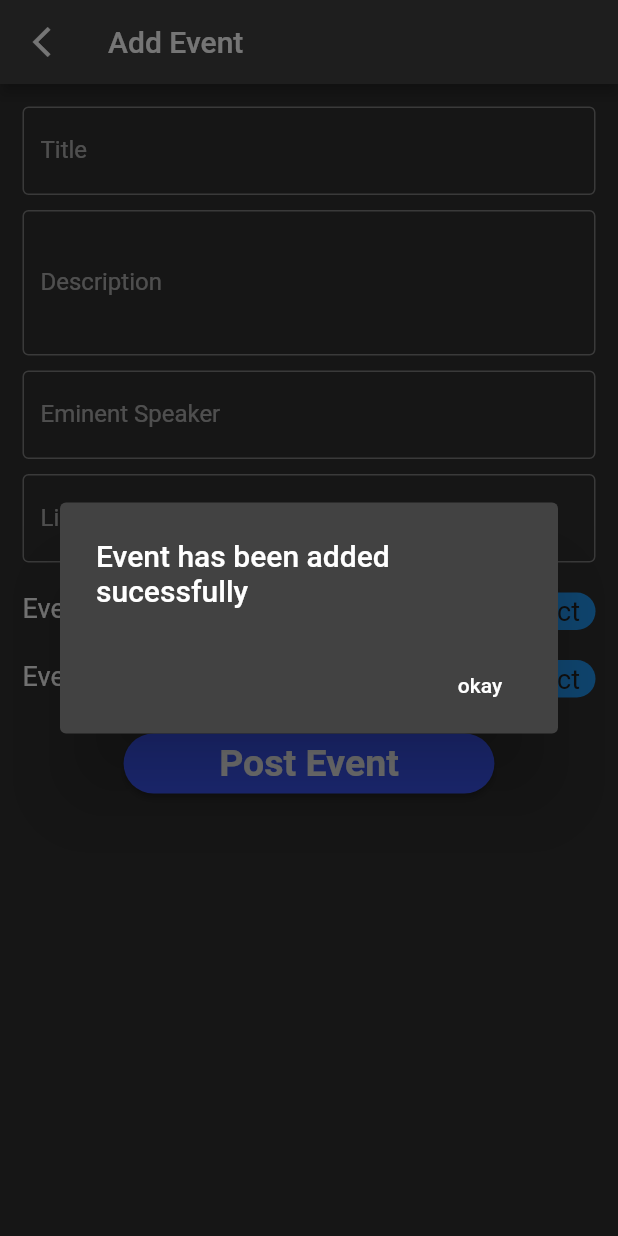
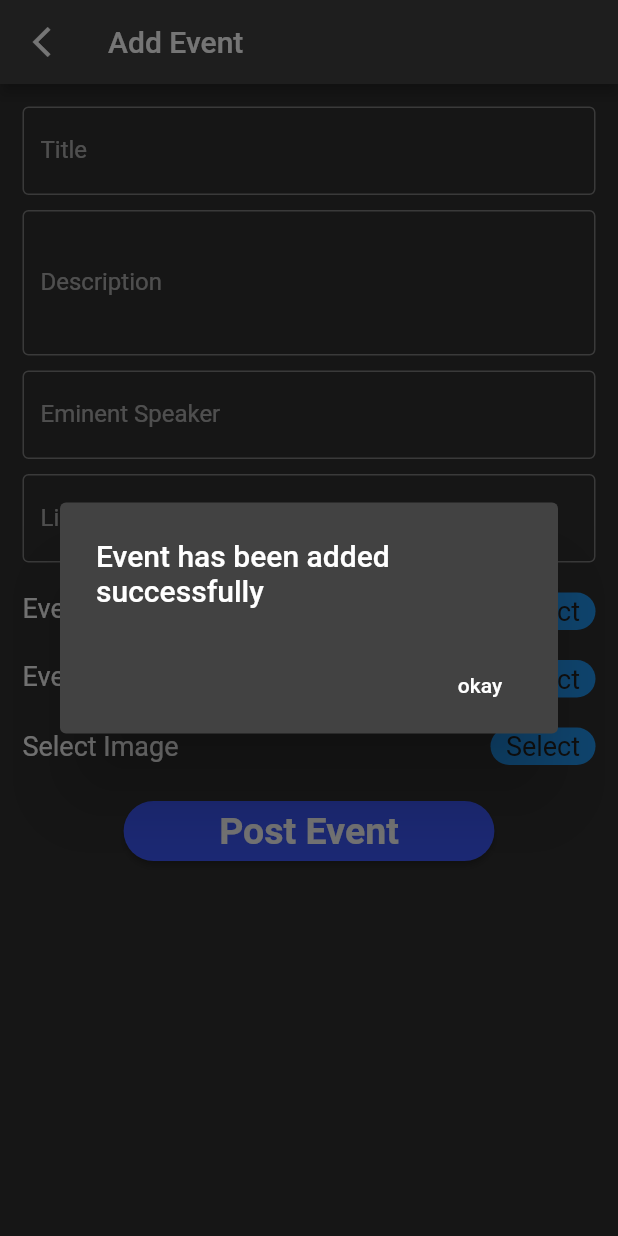
Before and after one commit to RohanDoshi21/Networking_Flutter, a Flutter app: the EventPost_Admin screen opened directly, after a tap on "Post Event", on a phone screen of 412 x 824 dp. Run offline on Flutter 3.47's test engine with Material 2 defaults, Android fonts, the phone set to English and light mode, and no system bars; our stand-ins replace cached_network_image, cloud_firestore, firebase_auth, firebase_core, firebase_storage, google_sign_in and 1 more; missing offline and left inert: firebase_auth_oauth; accounts and stored records are empty.

Commit message:
added image support in events!

```diff
--- a/lib/screens/AdminPages/AdminHomeScreen.dart
+++ b/lib/screens/AdminPages/AdminHomeScreen.dart
@@ -1,5 +1,5 @@
 import 'package:flutter/material.dart';
-import 'package:mycollegenetwork/screens/MoreScreens/eventPostForm.dart';
+import 'package:mycollegenetwork/screens/AdminPages/eventPostForm.dart';
 
 class AdminHome extends StatelessWidget {
   const AdminHome({Key? key}) : super(key: key);
--- a/lib/screens/MoreScreens/eventPostForm.dart
+++ b/lib/screens/AdminPages/eventPostForm.dart
@@ -1,6 +1,9 @@
+import 'dart:io';
 import 'package:cloud_firestore/cloud_firestore.dart';
 import 'package:flutter/material.dart';
 import 'package:intl/intl.dart';
+import 'package:image_picker/image_picker.dart';
+import 'package:firebase_storage/firebase_storage.dart' as firebase_storage;
 
 // ignore: camel_case_types
 class EventPost_Admin extends StatefulWidget {
@@ -12,6 +15,21 @@ class EventPost_Admin extends StatefulWidget {
 
 // ignore: camel_case_types
 class _EventPost_AdminState extends State<EventPost_Admin> {
+  late File _pickedImage;
+  var isPicked = false;
+  void _pickImage() async {
+    ImagePicker imagePicker = new ImagePicker();
+    final pickedImageFile = await imagePicker.pickImage(
+      source: ImageSource.gallery,
+      imageQuality: 85,
+      maxWidth: 800,
+    );
+    setState(() {
+      _pickedImage = File(pickedImageFile!.path);
+      isPicked = true;
+    });
+  }
+
   TextEditingController titleController = TextEditingController();
   String title = '';
   TextEditingController descriptionController = TextEditingController();
@@ -20,6 +38,8 @@ class _EventPost_AdminState extends State<EventPost_Admin> {
   String eminentSpeaker = '';
   TextEditingController linkController = TextEditingController();
   String link = '';
+
+  String imageUrl = '';
 
   DateTime eventDate = DateTime.now();
   TimeOfDay time = TimeOfDay.now();
@@ -228,12 +248,75 @@ class _EventPost_AdminState extends State<EventPost_Admin> {
                 SizedBox(
                   height: 20,
                 ),
+                Container(
+                  child: Column(
+                    children: [
+                      Row(children: [
+                        Text(
+                          "Select Image",
+                          style: TextStyle(
+                            fontSize: 18,
+                            fontWeight: FontWeight.w400,
+                          ),
+                        ),
+                        Spacer(flex: 2),
+                        GestureDetector(
+                          onTap: () {
+                            _pickImage();
+                            FocusScope.of(context).unfocus();
+                          },
+                          child: Container(
+                            alignment: Alignment.center,
+                            height: 25,
+                            width: 70,
+                            decoration: BoxDecoration(
+                              borderRadius: BorderRadius.circular(17),
+                              color: Colors.blue,
+                            ),
+                            child: Text(
+                              "Select",
+                              style: TextStyle(
+                                  fontSize: 18, color: Colors.grey[900]),
+                            ),
+                          ),
+                        ),
+                      ]),
+                      Container(
+                        child: isPicked
+                            ? Container(
+                                child: Image(
+                                  image: FileImage(_pickedImage),
+                                ),
+                              )
+                            : null,
+                      ),
+                    ],
+                  ),
+                ),
+                SizedBox(
+                  height: 20,
+                ),
                 MaterialButton(
                   minWidth: MediaQuery.of(context).size.width * 0.6,
                   height: 40,
-                  onPressed: () {
+                  onPressed: () async {
                     FocusScope.of(context).unfocus();
-                    FirebaseFirestore.instance.collection('Notifications').add({
+                    if (isPicked) {
+                      var time =
+                          DateTime.now().millisecondsSinceEpoch.toString();
+
+                      // FirebaseAuth auth = FirebaseAuth.instance;
+                      // String uid = auth.currentUser!.uid.toString();
+                      firebase_storage.Reference ref = firebase_storage
+                          .FirebaseStorage.instance
+                          .ref()
+                          .child('Event_images')
+                          .child('$time');
+                      await ref.putFile(_pickedImage);
+                      imageUrl = await ref.getDownloadURL();
+                    }
+
+                    FirebaseFirestore.instance.collection('Events').add({
                       'Title': title,
                       'createdAt': Timestamp.now(),
                       'Description': description,
@@ -241,11 +324,12 @@ class _EventPost_AdminState extends State<EventPost_Admin> {
                       'Link': link,
                       'Date': eventDate,
                       'Time': time.format(context).toString(),
+                      'Image': imageUrl,
                     }).then((value) {
                       showDialog(
                         context: context,
                         builder: (ctx) => AlertDialog(
-                          title: Text("Event has been added sucessfully"),
+                          title: Text("Event has been added successfully"),
                           // content: Text("T"),
                           actions: <Widget>[
                             MaterialButton(
@@ -264,6 +348,7 @@ class _EventPost_AdminState extends State<EventPost_Admin> {
                         eminentController.clear();
                         eventDate = DateTime.now();
                         time = TimeOfDay.now();
+                        isPicked = false;
                       });
                     });
                   },
--- a/lib/screens/MoreScreens/updateScreen.dart
+++ b/lib/screens/MoreScreens/updateScreen.dart
@@ -21,7 +21,7 @@ class _UpdateUserInfoState extends State<UpdateUserInfo> {
     ImagePicker imagePicker = new ImagePicker();
     final pickedImageFile = await imagePicker.pickImage(
       source: ImageSource.gallery,
-      imageQuality: 25,
+      imageQuality: 75,
       maxWidth: 150,
     );
     setState(() {
--- a/lib/services/postrequests.dart
+++ b/lib/services/postrequests.dart
@@ -16,7 +16,7 @@ Future<void> updateUserDetails() async {
           "ProfilePhotoUrl" : UserDetails.profilePhotoUrl,
           "ClubNo" : UserDetails.noOfClubs,
         })
-        .then((value) => print("User Details Added"))
-        .catchError((error) => print("Failed to add user: $error"));
+        .then((value) => print("User Details updated"))
+        .catchError((error) => print("Failed to update user: $error"));
     return;
 }
```
Also changed, not shown: lib/screens/MainScreens/Events.dart (+31 -10 lines), lib/screens/MainScreens/Profile.dart (+2 -8 lines), 1 other file.
